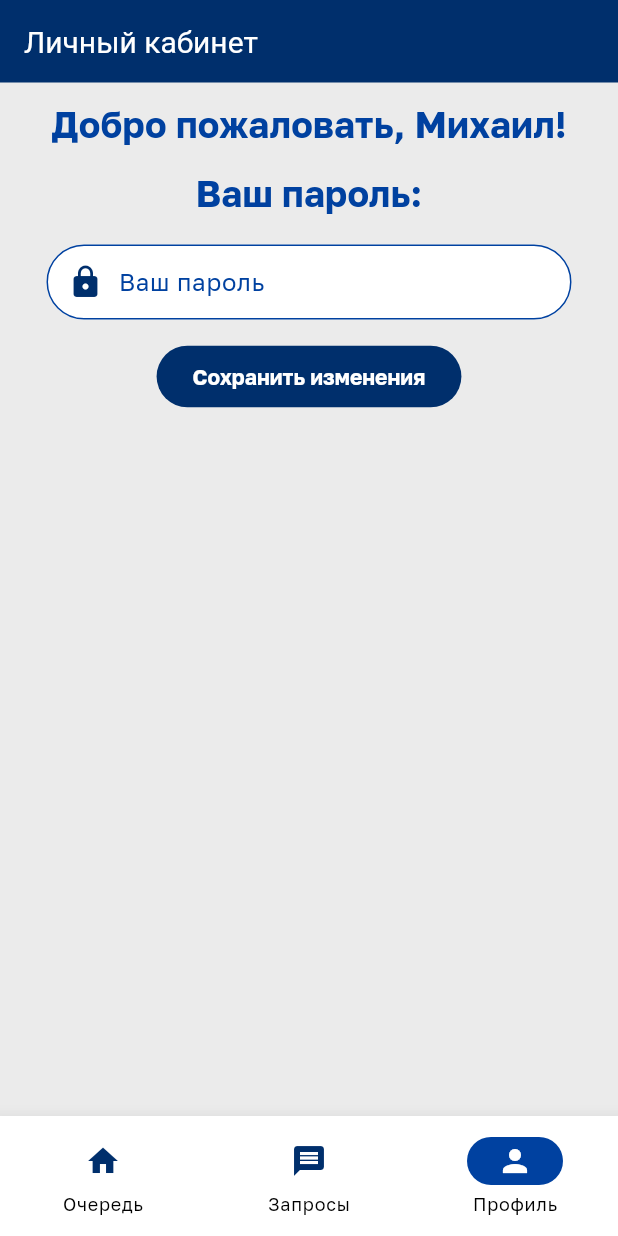
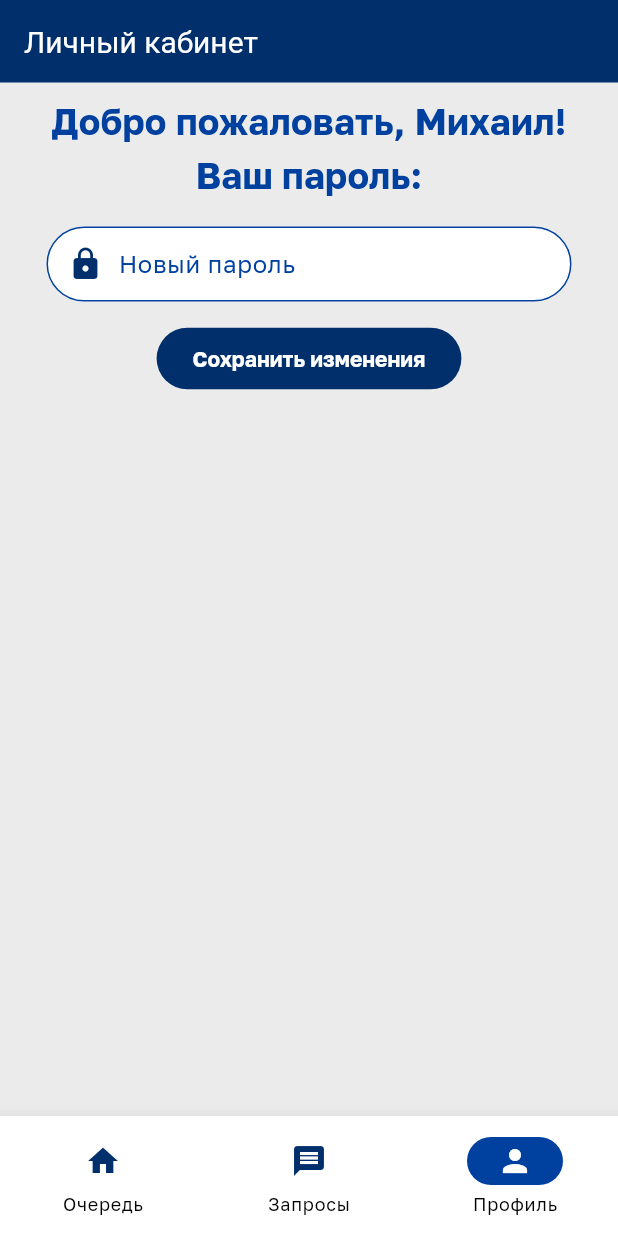
Before and after one commit to StasShevchenko/ParkingCalendar, a Flutter app: the UserProfilePage screen opened by its route, on a phone screen of 412 x 824 dp. Run offline on Flutter 3.47's test engine with Material 2 defaults, Android fonts, the phone set to English and light mode, and no system bars; our stand-ins replace flutter_svg, go_router, table_calendar.

Commit message:
Update user profile page

```diff
--- a/lib/presentation/pages/user/user_profile_page/user_profile_page.dart
+++ b/lib/presentation/pages/user/user_profile_page/user_profile_page.dart
@@ -15,8 +15,8 @@ class _UserProfilePageState extends State<UserProfilePage>  {
 
   String? _passwordText;
   TextEditingController passwordFieldController = TextEditingController();
+
   void _processText() {
-
     setState(() {
       _passwordText = passwordFieldController.text;
     });
@@ -32,18 +32,17 @@ class _UserProfilePageState extends State<UserProfilePage>  {
           toolbarHeight: 55,
           title: const Text("Личный кабинет"),
           ),
-        body: Column (
+        body: Padding(
+          padding: const EdgeInsets.all(8.0),
+          child: Center(
+              child: Column (
                 children: [
 
-            Padding(
-              padding: const EdgeInsets.all(10.0),
-              child: Center(
-                child: Text(
+                  Text(
                     'Добро пожаловать, Михаил!',
                     selectionColor: AppColors.primaryBlue,
                     style: Theme.of(context).textTheme.titleMedium,
-                ),
-              ),
+                    textAlign: TextAlign.center,
                   ),
 
                   Text(
@@ -51,9 +50,11 @@ class _UserProfilePageState extends State<UserProfilePage>  {
                     style: Theme.of(context).textTheme.titleMedium,
                     textAlign: TextAlign.center,
                   ),
+
                   const SizedBox(
                     height: 16,
                   ),
+
                   ConstrainedBox(
                     constraints: const BoxConstraints(
                         maxWidth: 350
@@ -71,7 +72,7 @@ class _UserProfilePageState extends State<UserProfilePage>  {
                             ),
                             child: Icon(Icons.lock),
                           ),
-                    labelText: 'Ваш пароль'),
+                          labelText: 'Новый пароль'),
                     ),
                   ),
                   const SizedBox(
@@ -79,7 +80,6 @@ class _UserProfilePageState extends State<UserProfilePage>  {
                   ),
                   ElevatedButton (
                    child: const Text('Сохранить изменения'),
-
                     onPressed: () {
                       _processText();
                       showDialog<String>(
@@ -107,6 +107,9 @@ class _UserProfilePageState extends State<UserProfilePage>  {
                   ),
                 ],
               ),
+          ),
+        ),
+
     );
   }
   }
```
Lines whose indentation alone changed are shown as unchanged.
